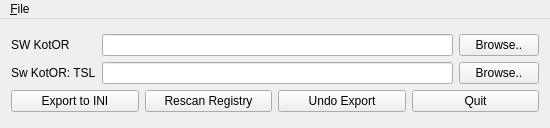
First picture: the form in src/mainwindow.ui, repository WessellUrdata/kpf-qt, before the edit.
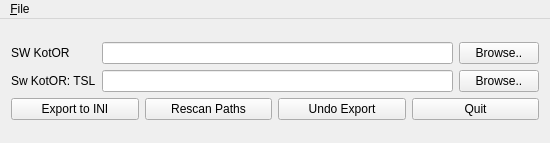
Second picture: the form after the edit.

The edit to the form file:
```diff
--- a/src/mainwindow.ui
+++ b/src/mainwindow.ui
@@ -7,7 +7,7 @@
     <x>0</x>
     <y>0</y>
     <width>550</width>
-    <height>128</height>
+    <height>143</height>
    </rect>
   </property>
   <property name="windowTitle">
@@ -71,7 +71,7 @@
         <item>
          <widget class="QPushButton" name="bExportReg">
           <property name="text">
-           <string>Rescan Registry</string>
+           <string>Rescan Paths</string>
           </property>
          </widget>
         </item>
```
Left out of the diff: 4 changed lines with no effect on the pictures.
